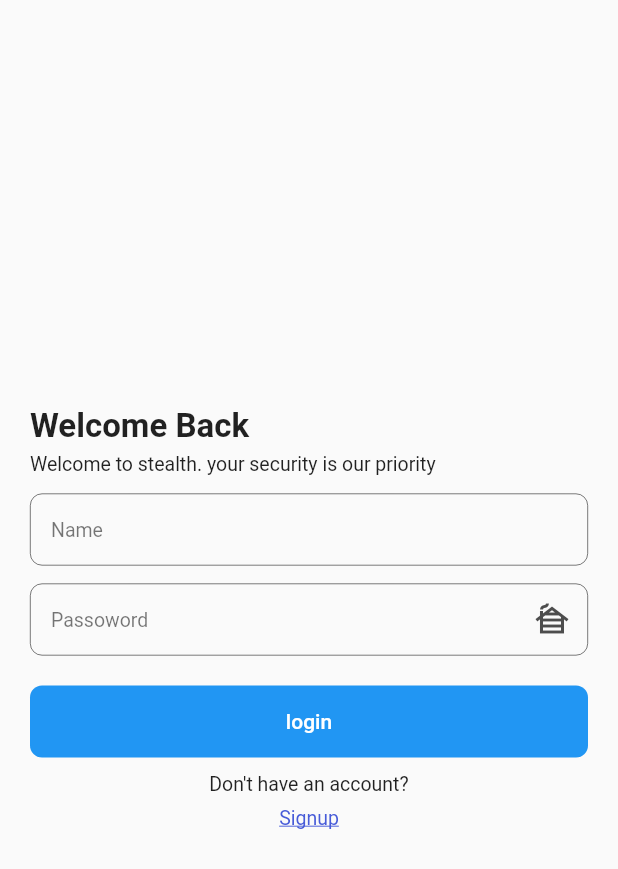
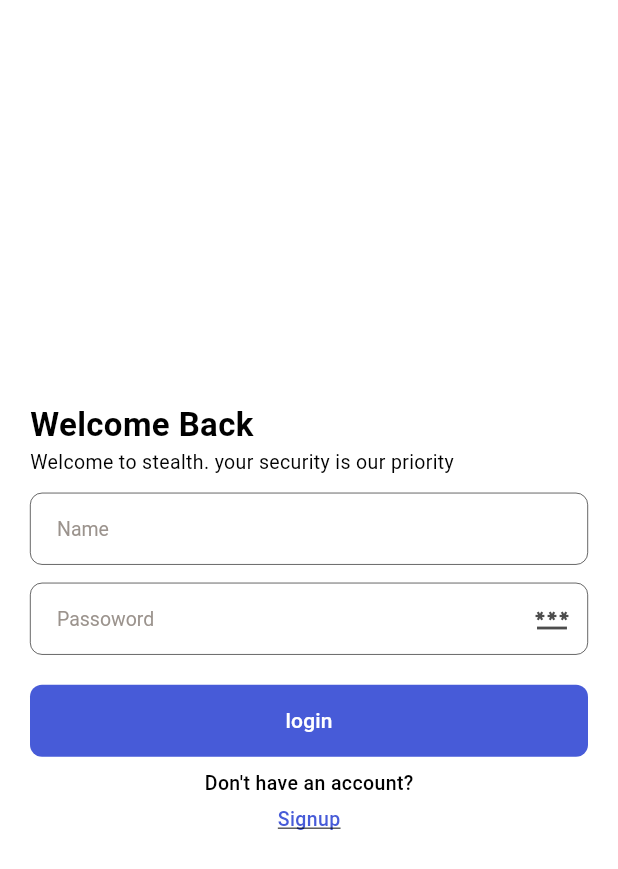
Before and after one commit to TgnDilano/anonymous-crime, a Flutter app: the screen it shows after launch, after a tap on "login", on a phone screen of 412 x 824 dp. Shown: the top 869 px of the screen. Run offline on Flutter 3.47's test engine with Material 2 defaults, Android fonts, the phone set to English and light mode, and no system bars; our stand-ins replace cloud_firestore, firebase_core, flutter_animate, flutter_dotenv, flutter_svg, flutter_vector_icons and 4 more; accounts and stored records are empty; Roboto replaces fonts that are missing (SharpGrotesk).

Commit message:
update date

```diff
--- a/lib/app/pages/login_page.dart
+++ b/lib/app/pages/login_page.dart
@@ -1,5 +1,6 @@
 import 'package:flutter/material.dart';
 import 'package:macos_ui_app/app/constants/colors.dart';
+import 'package:macos_ui_app/app/extensions/number_ext.dart';
 import 'package:macos_ui_app/app/widget/inputs/button.dart';
 import 'package:macos_ui_app/app/widget/inputs/input_field.dart';
 
@@ -12,6 +13,13 @@ class LoginPage extends StatefulWidget {
 
 class _LoginPageState extends State<LoginPage> {
   var data = {};
+  final isLoadin = false.vn;
+
+  loginUser(){
+    isLoadin.value = true;
+    print(data);
+    isLoadin.value = false;
+  }
 
   @override
   Widget build(BuildContext context) {
@@ -31,7 +39,9 @@ class _LoginPageState extends State<LoginPage> {
                         Text(
                           "Welcome Back",
                           style: TextStyle(
-                              fontSize: 22, fontWeight: FontWeight.bold),
+                            fontSize: 22,
+                            fontWeight: FontWeight.bold,
+                          ),
                         ),
                         SizedBox(
                           height: 5,
@@ -48,20 +58,32 @@ class _LoginPageState extends State<LoginPage> {
                 NInputField(
                   hintText: 'Name',
                   onChange: (str) {
-                    // _nameController.value = str;
+                    data = {
+                      ...data,
+                      "name": str,
+                    };
                   },
                 ),
                 NInputField(
                   hintText: 'Passoword',
                   isPwd: true,
-                  onChange: (str) {},
+                  onChange: (str) {
+                    data = {
+                      ...data,
+                      "password": str,
+                    };
+                  },
                 ),
-                const SizedBox(
-                  height: 20,
-                ),
-                NButton(
-                  text: "login",
-                  onTap: ()=>{},
+                const SizedBox(height: 20),
+                ValueListenableBuilder(
+                  valueListenable: isLoadin,
+                  builder: (context, value, _) {
+                    return NButton(
+                      text: "login",
+                      onTap: loginUser,
+                      isLoading: value,
+                    );
+                  },
                 ),
                 const SizedBox(
                   height: 10,
--- a/lib/app/services/api_client.dart
+++ b/lib/app/services/api_client.dart
@@ -8,7 +8,8 @@ import 'package:macos_ui_app/app/model/api_response_model.dart';
 import 'package:macos_ui_app/app/util/url_simplifier.dart';
 
 class ApiClient {
-  static var kBaseUrl = dotenv.env['APP_API_URLdemo'] ?? '';
+  static var kBaseUrltest = dotenv.env['APP_API_URLdemo'] ?? '';
+  static var kBaseUrl = 'http://169.254.253.37';
 
   static Future<ApiResponseModel> post(
     String url, {
--- a/lib/app/widget/inputs/input_field.dart
+++ b/lib/app/widget/inputs/input_field.dart
@@ -56,12 +56,12 @@ class _NInputFieldState extends State<NInputField> {
         ? const SizedBox.shrink()
         : IconButton(
             icon: showPassword.value
-                ? const Icon(
-                    Icons.cabin,
+                ?  const Icon(
+                    Icons.password,
                     color: AppColors.kSecondary,
                   )
                 : const Icon(
-                    Icons.tab,
+                    Icons.abc,
                     color: AppColors.kSecondary,
                   ),
             onPressed: () {
--- a/lib/main.dart
+++ b/lib/main.dart
@@ -1,14 +1,20 @@
 import 'dart:io';
-
+import 'package:firebase_core/firebase_core.dart';
 import 'package:flutter/material.dart';
 import 'package:get/get.dart';
 import 'package:macos_ui_app/app/config/routes/router.dart';
 import 'package:macos_ui_app/app/config/scroll_config.dart';
+import 'package:macos_ui_app/app/config/theme/dark.dart';
+import 'package:macos_ui_app/app/config/theme/light.dart';
 import 'package:macos_ui_app/app/controller/app_controller.dart';
+import 'package:macos_ui_app/firebase_options.dart';
 
 void main() async {
   WidgetsFlutterBinding.ensureInitialized();
   HttpOverrides.global = MyHttpOverrides();
+  await Firebase.initializeApp(
+    options: DefaultFirebaseOptions.currentPlatform,
+  );
   await Get.put(AppController()).init();
   runApp(const MyApp());
 }
@@ -21,6 +27,9 @@ class MyApp extends StatelessWidget {
     return MaterialApp.router(
       routerConfig: AppRouter.router,
       debugShowCheckedModeBanner: false,
+      theme: LightThemeData.theme,
+      darkTheme: DarkThemeData.theme,
+      themeMode: ThemeMode.light,
       builder: (context, widget) {
         return ScrollConfiguration(
           behavior: const AppScrollBehavior(),
```
Also changed, not shown: 2 other files.
